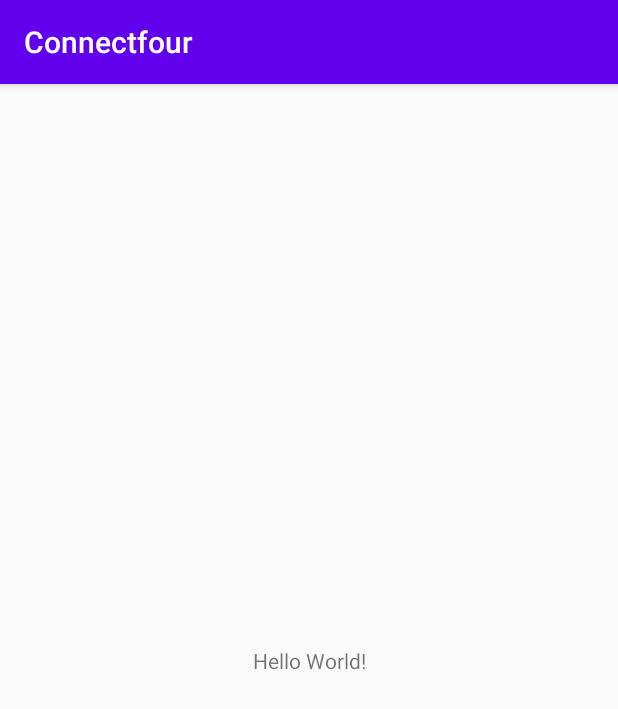
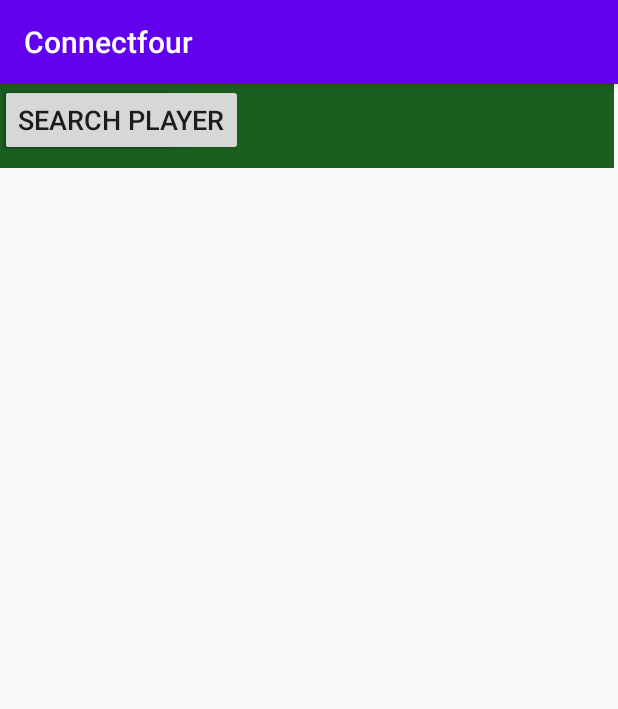
Before and after one commit to RakanHallak/Connectfour4, an Android app: the screen it shows after launch (MainActivity), on a phone screen of 412 x 824 dp. Shown: the top 709 px of the screen. Run offline under Robolectric (Android 15) with nearby library versions, the phone set to English and light mode, and no system bars.

```diff
--- a/app/build.gradle
+++ b/app/build.gradle
@@ -36,4 +36,6 @@ dependencies {
     testImplementation 'junit:junit:4.13'
     androidTestImplementation 'androidx.test.ext:junit:1.1.1'
     androidTestImplementation 'androidx.test.espresso:espresso-core:3.2.0'
+    implementation 'androidx.gridlayout:gridlayout:1.0.0'
+    implementation 'com.google.android.material:material:1.1.0'
 }
--- a/app/src/main/AndroidManifest.xml
+++ b/app/src/main/AndroidManifest.xml
@@ -9,7 +9,9 @@
         android:roundIcon="@mipmap/ic_launcher_round"
         android:supportsRtl="true"
         android:theme="@style/AppTheme">
-        <activity android:name=".Login"></activity>
+        <activity android:name=".PlayerConnect"></activity>
+        <activity android:name=".Gameplay" />
+        <activity android:name=".Login" />
         <activity android:name=".SignUp">
             <intent-filter>
                 <action android:name="android.intent.action.MAIN" />
--- a/app/src/main/java/com/example/connectfour/Login.kt
+++ b/app/src/main/java/com/example/connectfour/Login.kt
@@ -69,7 +69,7 @@ class Login : AppCompatActivity() {
 
     private fun updateUI(currentUser: FirebaseUser?) {
         if (currentUser != null) {
-            startActivity(Intent())
+            //startActivity(Intent())
             finish()
         } else {
             Toast.makeText(baseContext, "Login failed.", Toast.LENGTH_SHORT).show()
--- a/app/src/main/res/layout/activity_main.xml
+++ b/app/src/main/res/layout/activity_main.xml
@@ -6,13 +6,42 @@
     android:layout_height="match_parent"
     tools:context=".MainActivity">
 
-    <TextView
+    <androidx.appcompat.widget.Toolbar
+        android:id="@+id/toolbarmainscreen"
+        android:layout_width="409dp"
+        android:layout_height="wrap_content"
+        android:background="#1B5E20"
+        android:minHeight="?attr/actionBarSize"
+        android:theme="?attr/actionBarTheme"
+        app:title="ConnectFour"
+        tools:layout_editor_absoluteX="1dp"
+        tools:layout_editor_absoluteY="4dp" />
+
+    <Button
+        android:id="@+id/startgamebtn"
         android:layout_width="wrap_content"
         android:layout_height="wrap_content"
-        android:text="Hello World!"
-        app:layout_constraintBottom_toBottomOf="parent"
-        app:layout_constraintLeft_toLeftOf="parent"
-        app:layout_constraintRight_toRightOf="parent"
-        app:layout_constraintTop_toTopOf="parent" />
+        android:text="Start Game"
+        android:textSize="18sp"
+        tools:layout_editor_absoluteX="150dp"
+        tools:layout_editor_absoluteY="251dp" />
+
+    <Button
+        android:id="@+id/quitbtn"
+        android:layout_width="wrap_content"
+        android:layout_height="wrap_content"
+        android:text="Quit Game"
+        android:textSize="18sp"
+        tools:layout_editor_absoluteX="150dp"
+        tools:layout_editor_absoluteY="396dp" />
+
+    <Button
+        android:id="@+id/playersearchbtn"
+        android:layout_width="wrap_content"
+        android:layout_height="wrap_content"
+        android:text="Search Player"
+        android:textSize="18sp"
+        tools:layout_editor_absoluteX="153dp"
+        tools:layout_editor_absoluteY="322dp" />
 
 </androidx.constraintlayout.widget.ConstraintLayout>
```
Also changed, not shown: app/src/main/java/com/example/connectfour/PlayerConnect.kt (added, +12 -0 lines), app/src/main/java/com/example/connectfour/SignUp.kt (+5 -2 lines), app/src/main/res/drawable/circle.xml (added, +9 -0 lines), app/src/main/res/layout/activity_gameplay.xml (+4 -4 lines), app/src/main/res/layout/activity_login.xml (+19 -5 lines), app/src/main/res/layout/activity_player_connect.xml (added, +91 -0 lines), app/src/main/res/layout/activity_signup.xml (+40 -4 lines).
